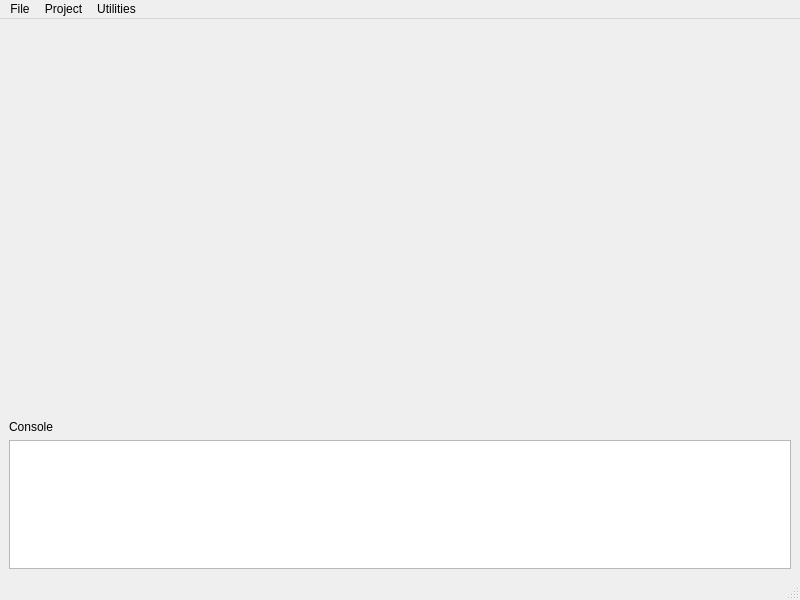
janos-ijgyarto/vadon, file tools/editor/application/VadonEditor/UI/MainWindow.ui: the form before one commit.
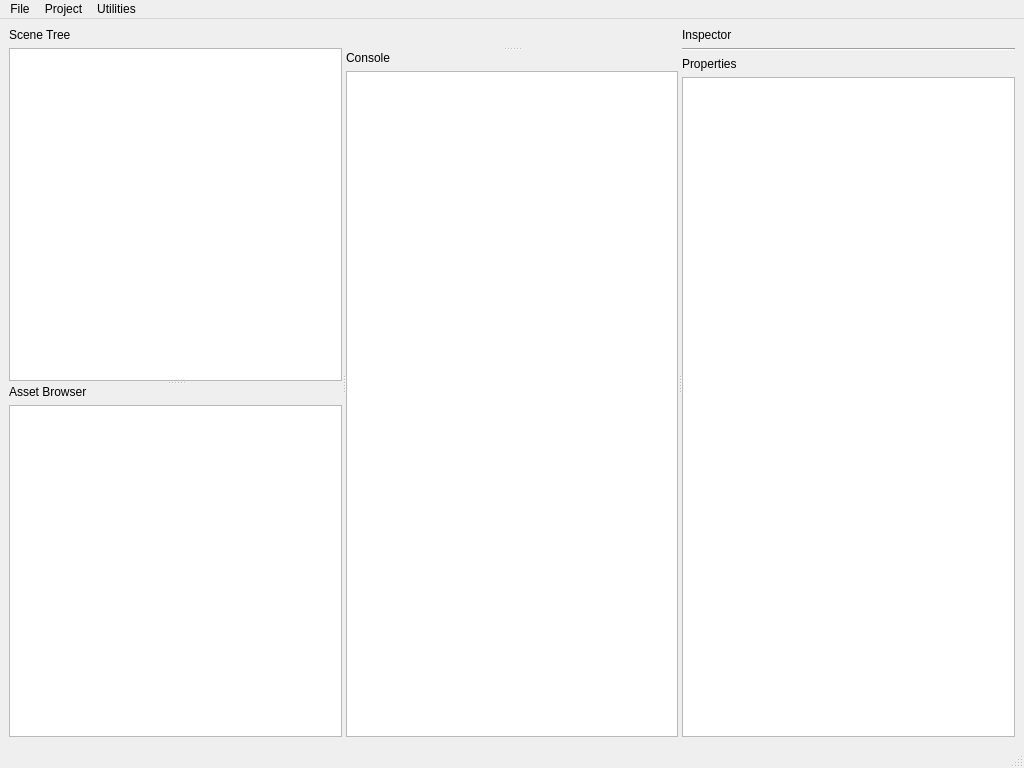
The form after the commit.

The edit to the form file:
```diff
--- a/tools/editor/application/VadonEditor/UI/MainWindow.ui
+++ b/tools/editor/application/VadonEditor/UI/MainWindow.ui
@@ -6,8 +6,8 @@
    <rect>
     <x>0</x>
     <y>0</y>
-    <width>800</width>
-    <height>600</height>
+    <width>1024</width>
+    <height>768</height>
    </rect>
   </property>
   <property name="focusPolicy">
@@ -26,29 +26,119 @@
    <property name="focusPolicy">
     <enum>Qt::FocusPolicy::StrongFocus</enum>
    </property>
-   <layout class="QVBoxLayout" name="verticalLayout" stretch="3,0,1">
+   <layout class="QVBoxLayout" name="verticalLayout_2">
     <item>
-     <widget class="QWidget" name="container" native="true">
-      <property name="focusPolicy">
-       <enum>Qt::FocusPolicy::StrongFocus</enum>
+     <widget class="QSplitter" name="mainSplitter">
+      <property name="orientation">
+       <enum>Qt::Orientation::Horizontal</enum>
       </property>
-     </widget>
-    </item>
-    <item>
-     <widget class="QLabel" name="consoleLabel">
-      <property name="text">
-       <string>Console</string>
-      </property>
-     </widget>
-    </item>
-    <item>
-     <widget class="QPlainTextEdit" name="console">
-      <property name="documentTitle">
-       <string/>
-      </property>
-      <property name="readOnly">
-       <bool>true</bool>
-      </property>
+      <widget class="QSplitter" name="leftPanelSplitter">
+       <property name="orientation">
+        <enum>Qt::Orientation::Vertical</enum>
+       </property>
+       <widget class="QWidget" name="verticalLayoutWidget_3">
+        <layout class="QVBoxLayout" name="sceneTreeVBox">
+         <item>
+          <widget class="QLabel" name="sceneTreeLabel">
+           <property name="text">
+            <string>Scene Tree</string>
+           </property>
+          </widget>
+         </item>
+         <item>
+          <widget class="QTreeView" name="sceneTree"/>
+         </item>
+        </layout>
+       </widget>
+       <widget class="QWidget" name="verticalLayoutWidget_2">
+        <layout class="QVBoxLayout" name="assetBrowserVBox">
+         <item>
+          <widget class="QLabel" name="assetBrowserLabel">
+           <property name="text">
+            <string>Asset Browser</string>
+           </property>
+          </widget>
+         </item>
+         <item>
+          <widget class="QTreeView" name="assetBrowser"/>
+         </item>
+        </layout>
+       </widget>
+      </widget>
+      <widget class="QSplitter" name="centralSplitter">
+       <property name="orientation">
+        <enum>Qt::Orientation::Vertical</enum>
+       </property>
+       <widget class="QWidget" name="verticalLayoutWidget_5">
+        <layout class="QVBoxLayout" name="centralVBox" stretch="0,1">
+         <item>
+          <widget class="QTabBar" name="sceneTabBar" native="true">
+           <layout class="QVBoxLayout" name="verticalLayout">
+            <item>
+             <widget class="QWidget" name="sceneTabBarFiller" native="true"/>
+            </item>
+           </layout>
+          </widget>
+         </item>
+         <item>
+          <widget class="QWidget" name="viewport" native="true">
+           <property name="statusTip">
+            <string>This is the main viewport</string>
+           </property>
+          </widget>
+         </item>
+        </layout>
+       </widget>
+       <widget class="QWidget" name="verticalLayoutWidget">
+        <layout class="QVBoxLayout" name="consoleVBox">
+         <item>
+          <widget class="QLabel" name="consoleLabel">
+           <property name="text">
+            <string>Console</string>
+           </property>
+          </widget>
+         </item>
+         <item>
+          <widget class="QPlainTextEdit" name="console">
+           <property name="documentTitle">
+            <string/>
+           </property>
+           <property name="readOnly">
+            <bool>true</bool>
+           </property>
+          </widget>
+         </item>
+        </layout>
+       </widget>
+      </widget>
+      <widget class="QWidget" name="verticalLayoutWidget_4">
+       <layout class="QVBoxLayout" name="inspectorVBox">
+        <item>
+         <widget class="QLabel" name="inspectorLabel">
+          <property name="text">
+           <string>Inspector</string>
+          </property>
+         </widget>
+        </item>
+        <item>
+         <widget class="Line" name="inspectorSeparator">
+          <property name="orientation">
+           <enum>Qt::Orientation::Horizontal</enum>
+          </property>
+         </widget>
+        </item>
+        <item>
+         <widget class="QLabel" name="propertyListLabel">
+          <property name="text">
+           <string>Properties</string>
+          </property>
+         </widget>
+        </item>
+        <item>
+         <widget class="QListWidget" name="propertyList"/>
+        </item>
+       </layout>
+      </widget>
      </widget>
     </item>
    </layout>
@@ -58,7 +148,7 @@
     <rect>
      <x>0</x>
      <y>0</y>
-     <width>800</width>
+     <width>1024</width>
      <height>21</height>
     </rect>
    </property>
@@ -90,7 +180,11 @@
    <addaction name="menuProject"/>
    <addaction name="menuUtilities"/>
   </widget>
-  <widget class="QStatusBar" name="statusbar"/>
+  <widget class="QStatusBar" name="statusbar">
+   <property name="enabled">
+    <bool>true</bool>
+   </property>
+  </widget>
   <action name="actionNew">
    <property name="text">
     <string>New</string>
@@ -127,6 +221,14 @@
    </property>
   </action>
  </widget>
+ <customwidgets>
+  <customwidget>
+   <class>QTabBar</class>
+   <extends>QWidget</extends>
+   <header location="global">QTabBar</header>
+   <container>1</container>
+  </customwidget>
+ </customwidgets>
  <resources/>
  <connections>
   <connection>
```
Left out of the diff: 69 changed lines with no effect on the pictures.
